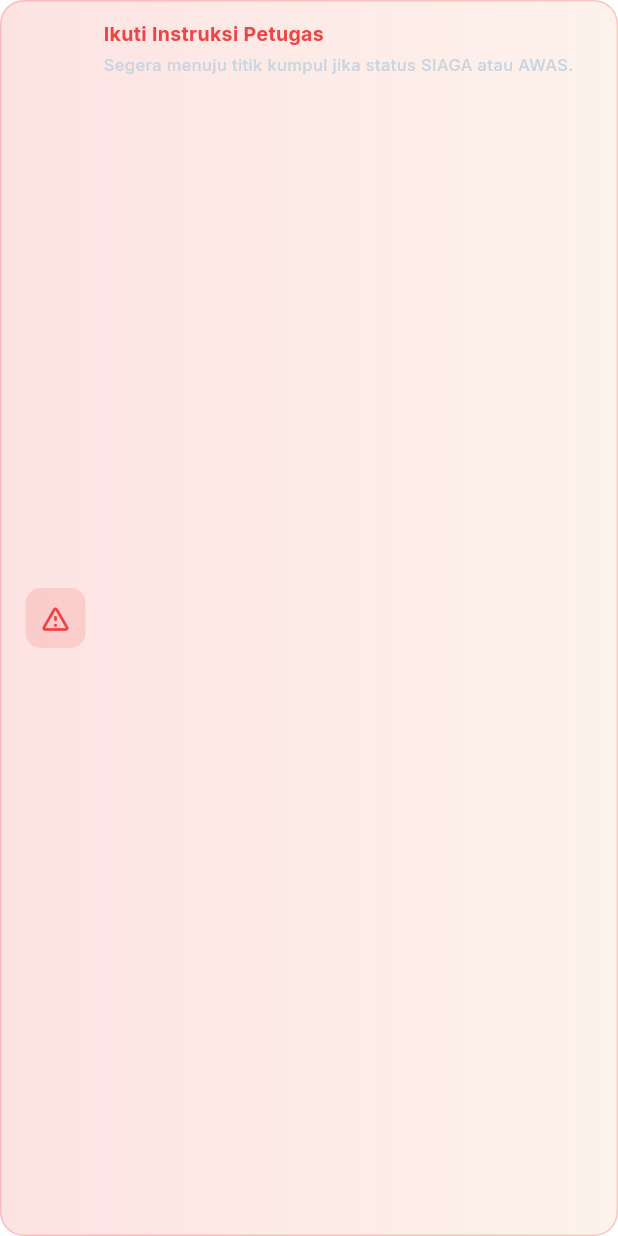
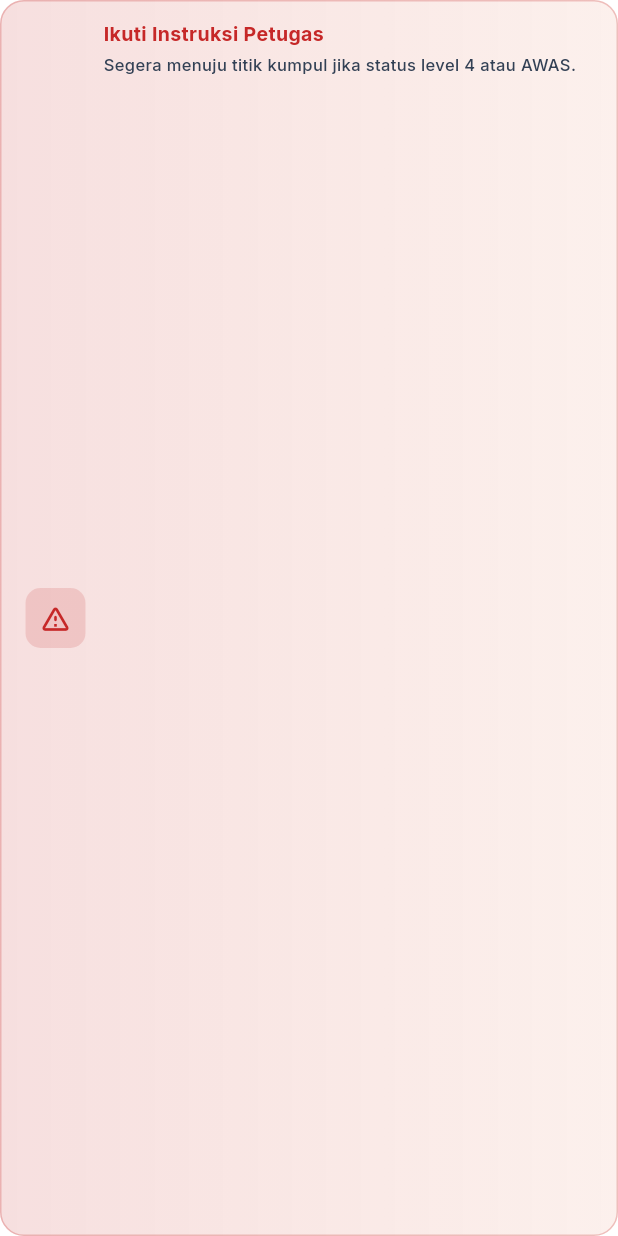
Before and after one commit to IswaraSobatNgarit23/-appjirlah, a Flutter app: the _EmergencyBanner widget shown alone on an empty page, opened directly, on a phone screen of 412 x 824 dp. Run offline on Flutter 3.47's test engine with Material 3 defaults, Android fonts, the phone set to English and light mode, and no system bars; our stand-ins replace fl_chart, flutter_dotenv, flutter_map, flutter_riverpod, geolocator, go_router and 3 more; network calls fail.

Commit message:
style: set default theme to light and update emergency text on evacuation screen

```diff
--- a/lib/providers/data_providers.dart
+++ b/lib/providers/data_providers.dart
@@ -15,7 +15,7 @@ import 'package:flutter/material.dart';
 // =============================================================================
 // APP STATE PROVIDERS
 // =============================================================================
-final themeModeProvider = StateProvider<ThemeMode>((ref) => ThemeMode.dark);
+final themeModeProvider = StateProvider<ThemeMode>((ref) => ThemeMode.light);
 
 // =============================================================================
 // SERVICE & REPOSITORY PROVIDERS
--- a/lib/screens/evacuation_screen.dart
+++ b/lib/screens/evacuation_screen.dart
@@ -839,7 +839,7 @@ class _EmergencyBanner extends StatelessWidget {
                 ),
                 const SizedBox(height: 2),
                 Text(
-                  'Segera menuju titik kumpul jika status SIAGA atau AWAS.',
+                  'Segera menuju titik kumpul jika status level 4 atau AWAS.',
                   style: context.bodyMedium.copyWith(
                     fontSize: 11,
                     height: 1.4,
```
